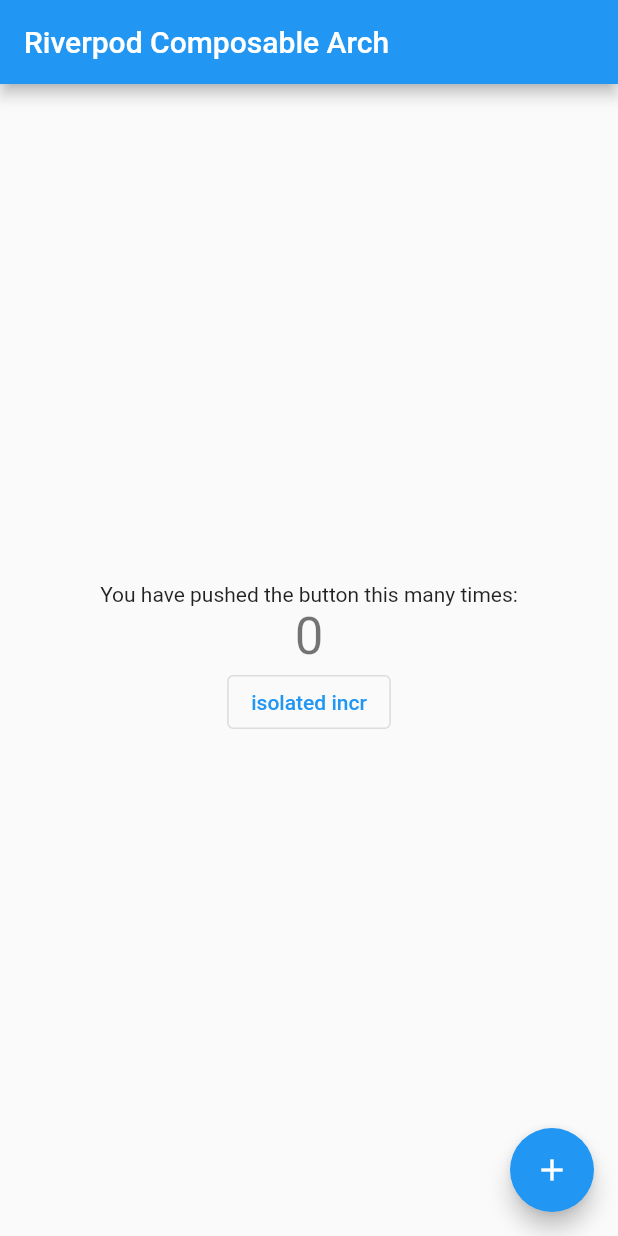
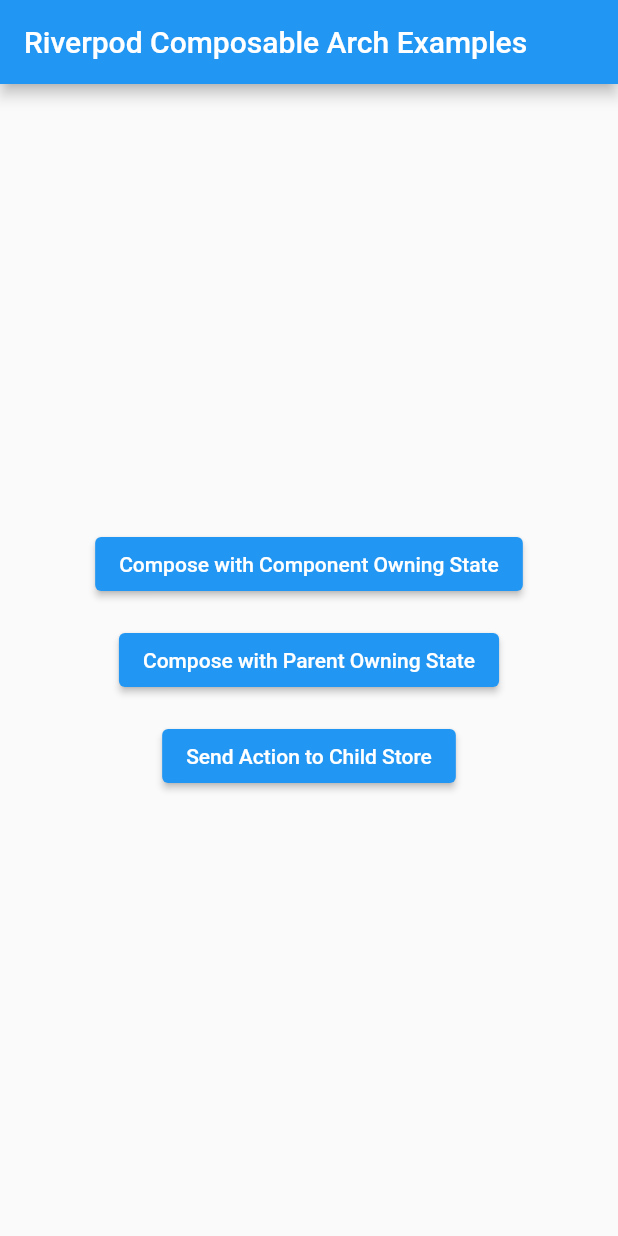
Before and after one commit to drewdeponte/flutter_forge, a Flutter app: the screen it shows after launch, on a phone screen of 412 x 824 dp. Run offline on Flutter 3.47's test engine with Material 2 defaults, Android fonts, the phone set to English and light mode, and no system bars; our stand-ins replace flutter_riverpod; missing offline and left inert: fimber.

Commit message:
Clean up code and split into separate examples
Clean up code and split into separate examples so that the examples
would be easier to follow and so that we can use these examples somewhat
as a test suite to validate the framework against as we go along.

```diff
--- /dev/null
+++ b/lib/compose_component_owning_state.dart
@@ -0,0 +1,27 @@
+import 'package:flutter/material.dart';
+
+import 'store.dart';
+import 'counter.dart';
+
+final _counterStore = Store(initialState: const CounterState(count: 100));
+
+class ComposeComponentOwningState extends StatelessWidget {
+  const ComposeComponentOwningState({super.key});
+
+  @override
+  Widget build(BuildContext context) {
+    return Scaffold(
+      appBar: AppBar(
+        title: const Text('Compose Component Owning State'),
+      ),
+      body: Center(
+        child: Column(
+          mainAxisAlignment: MainAxisAlignment.center,
+          children: <Widget>[
+            Counter(store: _counterStore),
+          ],
+        ),
+      ),
+    );
+  }
+}
--- /dev/null
+++ b/lib/compose_with_parent_owning_state.dart
@@ -0,0 +1,53 @@
+import 'package:flutter/material.dart';
+import 'package:flutter_riverpod/flutter_riverpod.dart';
+
+import 'store.dart';
+
+import 'counter.dart';
+
+@immutable
+class ComposeWithParentOwningStateState {
+  const ComposeWithParentOwningStateState({required this.counter});
+  final CounterState counter;
+}
+
+ComposeWithParentOwningStateState incrementCounter(Ref ref, ComposeWithParentOwningStateState state) {
+  return ComposeWithParentOwningStateState(counter: CounterState(count: state.counter.count + 1));
+}
+
+class ComposeWithParentOwningState extends StatelessWidget {
+  const ComposeWithParentOwningState({super.key, required this.store});
+  final StoreInterface<ComposeWithParentOwningStateState> store;
+
+  @override
+  Widget build(BuildContext context) {
+    return store.viewBuilder((state, viewStore) {
+      return Scaffold(
+        appBar: AppBar(
+          title: const Text('Compose with Parent Owning State'),
+        ),
+        body: Center(
+          child: Column(
+            mainAxisAlignment: MainAxisAlignment.center,
+            children: <Widget>[
+              Counter(
+                store: store.scope(
+                  globalToLocalState: (appState) => appState.counter,
+                  localToGlobalAction: (localAction) {
+                    return (Ref ref, ComposeWithParentOwningStateState state) async {
+                      return ComposeWithParentOwningStateState(counter: await localAction(ref, state.counter));
+                    };
+                  })
+              ),
+            ],
+          ),
+        ),
+        // floatingActionButton: FloatingActionButton(
+        //   onPressed: () => viewStore.send(incrementCounter),
+        //   tooltip: 'Increment',
+        //   child: const Icon(Icons.add),
+        // ), // This trailing comma makes auto-formatting nicer for build methods.
+      );
+    });
+  }
+}
--- a/lib/counter.dart
+++ b/lib/counter.dart
@@ -28,7 +28,7 @@ class Counter extends StatelessWidget {
         Text('${state.count}', style: Theme.of(context).textTheme.headline4,),
         OutlinedButton(
           onPressed: () => viewStore.send(increment),
-          child: const Text("isolated incr"))
+          child: const Text("increment"))
       ]);
     });
   }
--- a/lib/main.dart
+++ b/lib/main.dart
@@ -2,6 +2,10 @@ import 'package:flutter/material.dart';
 import 'package:flutter_riverpod/flutter_riverpod.dart';
 
 import 'store.dart';
+
+import 'compose_with_parent_owning_state.dart';
+import 'compose_component_owning_state.dart';
+import 'send_action_to_child_store.dart';
 
 import 'counter.dart';
 
@@ -12,159 +16,55 @@ void main() {
 class MyApp extends StatelessWidget {
   const MyApp({super.key});
 
-  // This widget is the root of your application.
   @override
   Widget build(BuildContext context) {
     return MaterialApp(
       title: 'Flutter Demo',
       theme: ThemeData(
-        // This is the theme of your application.
-        //
-        // Try running your application with "flutter run". You'll see the
-        // application has a blue toolbar. Then, without quitting the app, try
-        // changing the primarySwatch below to Colors.green and then invoke
-        // "hot reload" (press "r" in the console where you ran "flutter run",
-        // or simply save your changes to "hot reload" in a Flutter IDE).
-        // Notice that the counter didn't reset back to zero; the application
-        // is not restarted.
         primarySwatch: Colors.blue,
       ),
-      home: MyModularHomePage(store: Store(initialState: const AppState(counter: CounterState(count: 0)))),
+      home: const Home(),
     );
   }
 }
 
-@immutable
-class AppState {
-  const AppState({required this.counter});
-  final CounterState counter;
-}
+final composeWithParentOwningStateStore = Store(initialState: const ComposeWithParentOwningStateState(counter: CounterState(count: 10)));
 
-AppState incrementCounter(Ref ref, AppState state) {
-  return AppState(counter: CounterState(count: state.counter.count + 1));
-}
-
-class MyModularHomePage extends StatelessWidget {
-  const MyModularHomePage({super.key, required this.store});
-  final StoreInterface<AppState> store;
+class Home extends StatelessWidget {
+  const Home({super.key});
 
   @override
   Widget build(BuildContext context) {
-    return store.viewBuilder((state, viewStore) {
-      return Scaffold(
-        appBar: AppBar(
-          title: const Text('Riverpod Composable Arch'),
-        ),
-        body: Center(
-          child: Column(
-            mainAxisAlignment: MainAxisAlignment.center,
-            children: <Widget>[
-              const Text(
-                'You have pushed the button this many times:',
+    return Scaffold(
+      appBar: AppBar(title: const Text('Riverpod Composable Arch Examples')),
+      body: Center(
+        child: Column(
+          mainAxisAlignment: MainAxisAlignment.center,
+          children: [
+            Padding(
+              padding: const EdgeInsets.all(8),
+              child: ElevatedButton(
+                onPressed: () { Navigator.push(context, MaterialPageRoute(builder: (context) => const ComposeComponentOwningState())); },
+                child: const Text('Compose with Component Owning State'),
               ),
-              Counter(
-                store: store.scope(
-                  globalToLocalState: (appState) => appState.counter,
-                  localToGlobalAction: (localAction) {
-                    return (Ref ref, AppState state) async {
-                      return AppState(counter: await localAction(ref, state.counter));
-                    };
-                  })
+            ),
+            Padding(
+              padding: const EdgeInsets.all(8),
+              child: ElevatedButton(
+                onPressed: () { Navigator.push(context, MaterialPageRoute(builder: (context) => ComposeWithParentOwningState(store: composeWithParentOwningStateStore))); },
+                child: const Text('Compose with Parent Owning State'),
               ),
-            ],
-          ),
-        ),
-        floatingActionButton: FloatingActionButton(
-          onPressed: () => viewStore.send(incrementCounter),
-          tooltip: 'Increment',
-          child: const Icon(Icons.add),
-        ), // This trailing comma makes auto-formatting nicer for build methods.
-      );
-    });
-  }
-}
-
-class MyHomePage extends StatefulWidget {
-  const MyHomePage({super.key, required this.title});
-
-  // This widget is the home page of your application. It is stateful, meaning
-  // that it has a State object (defined below) that contains fields that affect
-  // how it looks.
-
-  // This class is the configuration for the state. It holds the values (in this
-  // case the title) provided by the parent (in this case the App widget) and
-  // used by the build method of the State. Fields in a Widget subclass are
-  // always marked "final".
-
-  final String title;
-
-  @override
-  State<MyHomePage> createState() => _MyHomePageState();
-}
-
-class _MyHomePageState extends State<MyHomePage> {
-  int _counter = 0;
-
-  void _incrementCounter() {
-    setState(() {
-      // This call to setState tells the Flutter framework that something has
-      // changed in this State, which causes it to rerun the build method below
-      // so that the display can reflect the updated values. If we changed
-      // _counter without calling setState(), then the build method would not be
-      // called again, and so nothing would appear to happen.
-      _counter++;
-    });
-  }
-
-  @override
-  Widget build(BuildContext context) {
-    // This method is rerun every time setState is called, for instance as done
-    // by the _incrementCounter method above.
-    //
-    // The Flutter framework has been optimized to make rerunning build methods
-    // fast, so that you can just rebuild anything that needs updating rather
-    // than having to individually change instances of widgets.
-    return Scaffold(
-      appBar: AppBar(
-        // Here we take the value from the MyHomePage object that was created by
-        // the App.build method, and use it to set our appbar title.
-        title: Text(widget.title),
-      ),
-      body: Center(
-        // Center is a layout widget. It takes a single child and positions it
-        // in the middle of the parent.
-        child: Column(
-          // Column is also a layout widget. It takes a list of children and
-          // arranges them vertically. By default, it sizes itself to fit its
-          // children horizontally, and tries to be as tall as its parent.
-          //
-          // Invoke "debug painting" (press "p" in the console, choose the
-          // "Toggle Debug Paint" action from the Flutter Inspector in Android
-          // Studio, or the "Toggle Debug Paint" command in Visual Studio Code)
-          // to see the wireframe for each widget.
-          //
-          // Column has various properties to control how it sizes itself and
-          // how it positions its children. Here we use mainAxisAlignment to
-          // center the children vertically; the main axis here is the vertical
-          // axis because Columns are vertical (the cross axis would be
-          // horizontal).
-          mainAxisAlignment: MainAxisAlignment.center,
-          children: <Widget>[
-            const Text(
-              'You have pushed the button this many times:',
             ),
-            Text(
-              '$_counter',
-              style: Theme.of(context).textTheme.headline4,
+            Padding(
+              padding: const EdgeInsets.all(8),
+              child: ElevatedButton(
+                onPressed: () { Navigator.push(context, MaterialPageRoute(builder: (context) => const SendActionToChildStore())); },
+                child: const Text('Send Action to Child Store'),
+              ),
             ),
-          ],
-        ),
-      ),
-      floatingActionButton: FloatingActionButton(
-        onPressed: _incrementCounter,
-        tooltip: 'Increment',
-        child: const Icon(Icons.add),
-      ), // This trailing comma makes auto-formatting nicer for build methods.
+          ]
+        )
+      )
     );
   }
 }
--- /dev/null
+++ b/lib/send_action_to_child_store.dart
@@ -0,0 +1,34 @@
+import 'package:flutter/material.dart';
+import 'package:flutter_riverpod/flutter_riverpod.dart';
+
+import 'store.dart';
+
+import 'counter.dart';
+
+final _sendActionToChildStoreStore = Store(initialState: const CounterState(count: 100));
+
+class SendActionToChildStore extends ConsumerWidget {
+  const SendActionToChildStore ({super.key});
+
+  @override
+  Widget build(BuildContext context, WidgetRef ref) {
+    return Scaffold(
+      appBar: AppBar(
+        title: const Text('Send Action to Child Store'),
+      ),
+      body: Center(
+        child: Column(
+          mainAxisAlignment: MainAxisAlignment.center,
+          children: <Widget>[
+            Counter(store: _sendActionToChildStoreStore),
+          ],
+        ),
+      ),
+      floatingActionButton: FloatingActionButton(
+        onPressed: () => _sendActionToChildStoreStore.viewStore(ref).send(increment),
+        tooltip: 'Increment',
+        child: const Icon(Icons.add),
+      ), // This trailing comma makes auto-formatting nicer for build methods.
+    );
+  }
+}
```
Also changed, not shown: 1 other file.
